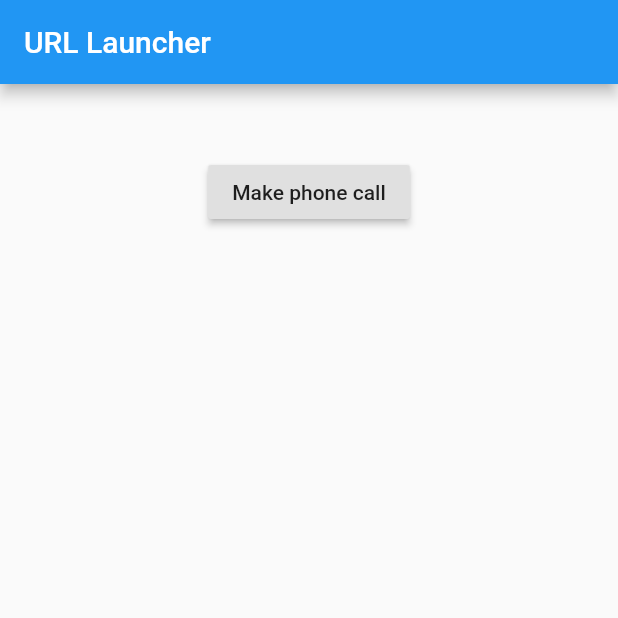
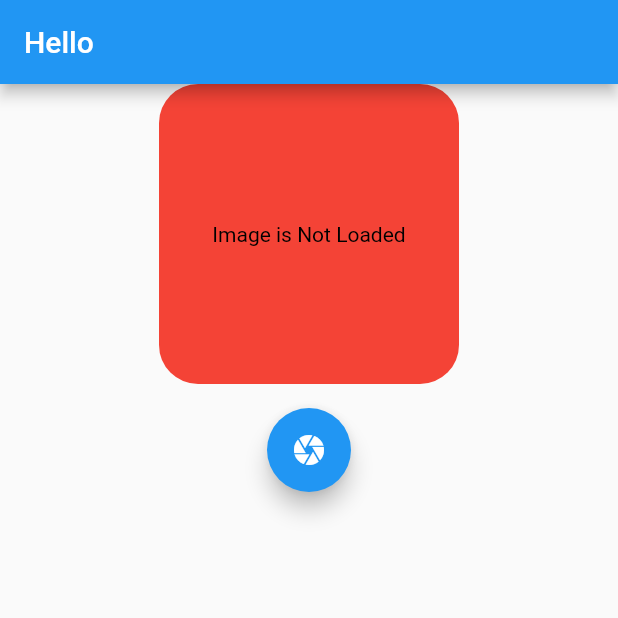
Before and after one commit to jemu007/ImagePicker, a Flutter app: the screen it shows after launch, on a phone screen of 412 x 824 dp, the top half of it. Run offline on Flutter 3.47's test engine with Material 2 defaults, Android fonts, the phone set to English and light mode, and no system bars; our stand-ins replace image_picker.

Commit message:
first commit

```diff
--- a/lib/main.dart
+++ b/lib/main.dart
@@ -1,66 +1,135 @@
+import 'dart:io';
+import 'package:flutter/material.dart';
+import 'package:image_picker/image_picker.dart';
 import 'dart:async';
-
-import 'package:flutter/material.dart';
-import 'package:url_launcher/url_launcher.dart';
 
 void main() {
   runApp(MyApp());
 }
 
 class MyApp extends StatelessWidget {
+  // This widget is the root of your application.
   @override
   Widget build(BuildContext context) {
     return MaterialApp(
-      title: 'URL Launcher',
+      title: 'Flutter Demo',
       theme: ThemeData(
         primarySwatch: Colors.blue,
+        visualDensity: VisualDensity.adaptivePlatformDensity,
       ),
-      home: MyHomePage(title: 'URL Launcher'),
+      home: MyHomePage(),
     );
   }
 }
 
 class MyHomePage extends StatefulWidget {
-  MyHomePage({Key key, this.title}) : super(key: key);
-  final String title;
-
   @override
   _MyHomePageState createState() => _MyHomePageState();
 }
 
 class _MyHomePageState extends State<MyHomePage> {
-  Future<void> _launched;
-  int _phone = 78985562323;
+  File _image;
 
-  Future<void> _makePhoneCall(String url) async {
-    if (await canLaunch(url)) {
-      await launch(url);
-    } else {
-      throw 'Could not launch $url';
-    }
+  Future _getImage() async {
+    File image = await ImagePicker.pickImage(
+        source: ImageSource.camera, imageQuality: 50);
+
+    setState(() {
+      _image = image;
+    });
+  }
+
+  Future _getGallery() async {
+    File image = await ImagePicker.pickImage(
+        source: ImageSource.gallery, imageQuality: 50);
+
+    setState(() {
+      _image = image;
+    });
+  }
+
+  void _showPicker() {
+    showModalBottomSheet(
+        context: context,
+        builder: (BuildContext bc) {
+          return SafeArea(
+            child: Container(
+              child: new Wrap(
+                children: <Widget>[
+                  new ListTile(
+                      leading: new Icon(Icons.photo_library),
+                      title: new Text('Photo Library'),
+                      onTap: () {
+                        _getGallery();
+                        Navigator.of(context).pop();
+                      }),
+                  new ListTile(
+                    leading: new Icon(Icons.photo_camera),
+                    title: new Text('Camera'),
+                    onTap: () {
+                      _getImage();
+                      Navigator.of(context).pop();
+                    },
+                  ),
+                ],
+              ),
+            ),
+          );
+        });
   }
 
   @override
   Widget build(BuildContext context) {
     return Scaffold(
       appBar: AppBar(
-        title: Text(widget.title),
+        title: Text("Hello"),
       ),
-      body: ListView(
-        children: <Widget>[
-          Column(
-            mainAxisAlignment: MainAxisAlignment.center,
+      body: Container(
+        child: Center(
+          child: Column(
+            // mainAxisAlignment: MainAxisAlignment.center,
+            crossAxisAlignment: CrossAxisAlignment.center,
             children: <Widget>[
-              Padding(padding: const EdgeInsets.all(16.0), child: Text("")),
-              RaisedButton(
-                onPressed: () => setState(() {
-                  _launched = _makePhoneCall('tel:$_phone');
-                }),
-                child: const Text('Make phone call'),
+              GestureDetector(
+                onTap: () {
+                  _showPicker();
+                },
+                child: Container(
+                    alignment: Alignment.center,
+                    height: 200,
+                    width: 200,
+                    decoration: BoxDecoration(
+                      borderRadius: BorderRadius.circular(26),
+                      color: Colors.red,
+                    ),
+                    child: _image == null
+                        ? Text(
+                            "Image is Not Loaded",
+                            style: TextStyle(
+                              color: Colors.black,
+                            ),
+                            textDirection: TextDirection.ltr,
+                            textAlign: TextAlign.center,
+                          )
+                        : Image.file(
+                            _image,
+                            fit: BoxFit.cover,
+                          )),
+              ),
+              Padding(padding: EdgeInsets.all(8)),
+              FloatingActionButton(
+                onPressed: () {
+                  _showPicker();
+                },
+                tooltip: "Add",
+                child: Icon(Icons.camera),
+              ),
+              Row(
+                children: <Widget>[],
               ),
             ],
           ),
-        ],
+        ),
       ),
     );
   }
```
